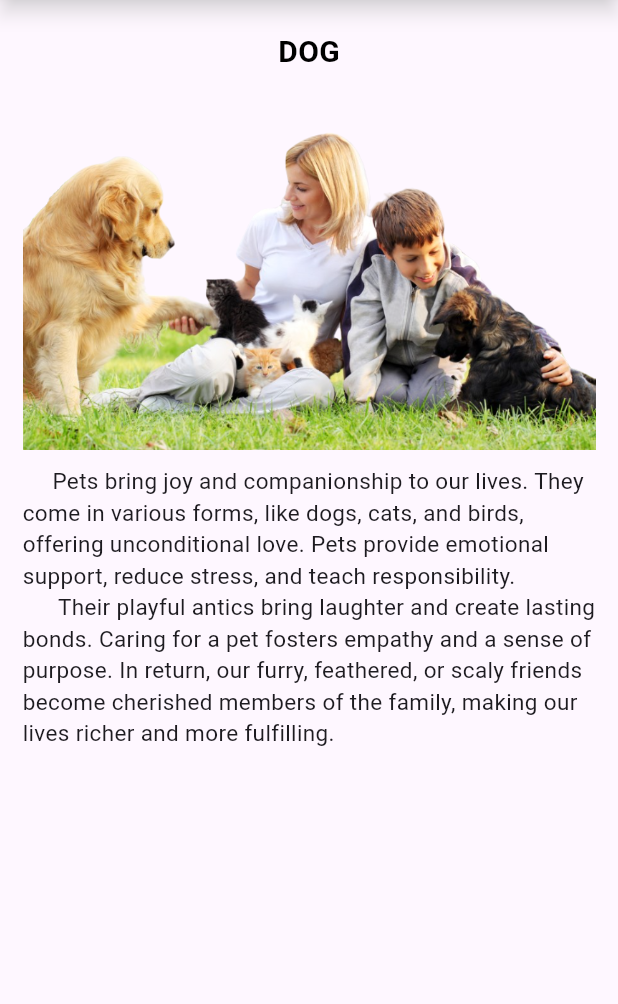
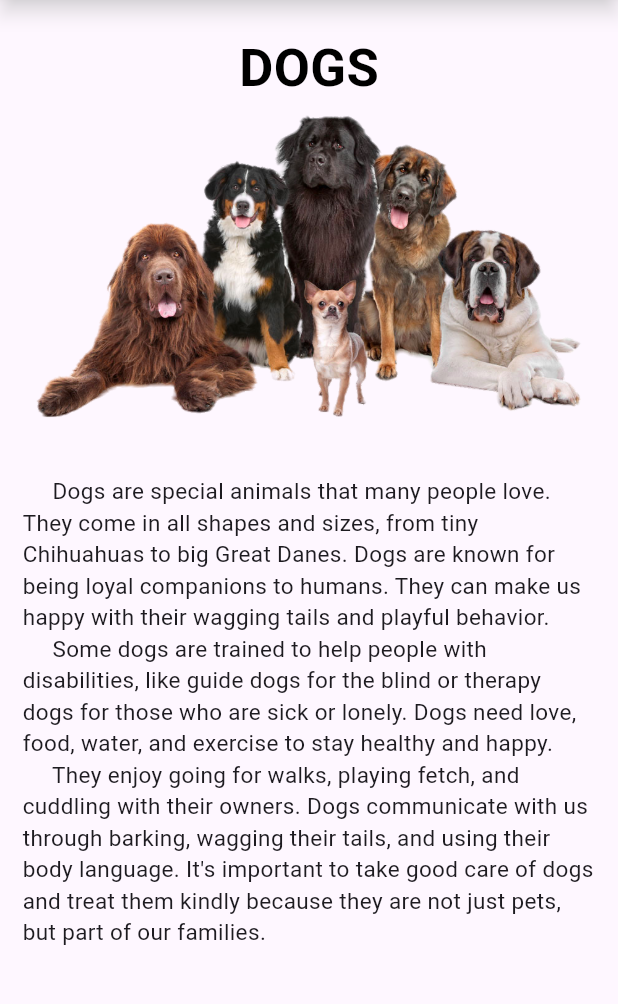
Before and after one commit to jdtdjayasingha/MyPet-Mobile-Application, a Flutter app: the Cat screen opened directly, after a tap on the "menu" icon, after a tap on "Dog", on a phone screen of 412 x 824 dp, the part 99-1103 px from its top. Run offline on Flutter 3.47's test engine with Material 3 defaults, Android fonts, the phone set to English and light mode, and no system bars.

Commit message:
Enter the animals details

```diff
--- a/lib/animals/cat.dart
+++ b/lib/animals/cat.dart
@@ -197,24 +197,24 @@ class Cat extends StatelessWidget {
             children: [
               const Center(
                 child: Text(
-                  "CAT",
+                  "CATS",
                   style: TextStyle(
                     color: Colors.black,
-                    fontSize: 20,
+                    fontSize: 35,
                     fontWeight: FontWeight.w600,
                   ),
                 ),
               ),
               Center(
                 child: Image.asset(
-                  "assets/petFriend.png",
+                  "assets/cats.png",
                 ),
               ),
               const SizedBox(
-                height: 10,
+                height: 30,
               ),
               const Text(
-                "     Pets bring joy and companionship to our lives. They come in various forms, like dogs, cats, and birds, offering unconditional love. Pets provide emotional support, reduce stress, and teach responsibility. \n      Their playful antics bring laughter and create lasting bonds. Caring for a pet fosters empathy and a sense of purpose. In return, our furry, feathered, or scaly friends become cherished members of the family, making our lives richer and more fulfilling.",
+                "     Cats are furry animals that many people keep as pets. They come in different colors and sizes. Cats have soft fur and long tails. They like to sleep a lot, sometimes in cozy spots like on a bed or in a sunny spot by a window. Cats are known for being independent creatures. \n      They groom themselves by licking their fur with their rough tongues. Cats also like to play, chasing after toys or even just a piece of string. Some cats like to go outside and explore, while others prefer to stay indoors. They communicate with different sounds like meowing, purring, and hissing.\n     Cats are carnivores, which means they eat meat. They enjoy meals of cat food or sometimes even small animals like mice. Cats can make great companions for people who enjoy their quiet company and low-maintenance care.",
                 style: TextStyle(
                   fontSize: 15,
                 ),
--- a/lib/animals/dog.dart
+++ b/lib/animals/dog.dart
@@ -197,24 +197,24 @@ class Dog extends StatelessWidget {
             children: [
               const Center(
                 child: Text(
-                  "DOG",
+                  "DOGS",
                   style: TextStyle(
                     color: Colors.black,
-                    fontSize: 20,
+                    fontSize: 35,
                     fontWeight: FontWeight.w600,
                   ),
                 ),
               ),
               Center(
                 child: Image.asset(
-                  "assets/petFriend.png",
+                  "assets/dogs.png",
                 ),
               ),
               const SizedBox(
-                height: 10,
+                height: 30,
               ),
               const Text(
-                "     Pets bring joy and companionship to our lives. They come in various forms, like dogs, cats, and birds, offering unconditional love. Pets provide emotional support, reduce stress, and teach responsibility. \n      Their playful antics bring laughter and create lasting bonds. Caring for a pet fosters empathy and a sense of purpose. In return, our furry, feathered, or scaly friends become cherished members of the family, making our lives richer and more fulfilling.",
+                "     Dogs are special animals that many people love. They come in all shapes and sizes, from tiny Chihuahuas to big Great Danes. Dogs are known for being loyal companions to humans. They can make us happy with their wagging tails and playful behavior. \n     Some dogs are trained to help people with disabilities, like guide dogs for the blind or therapy dogs for those who are sick or lonely. Dogs need love, food, water, and exercise to stay healthy and happy. \n     They enjoy going for walks, playing fetch, and cuddling with their owners. Dogs communicate with us through barking, wagging their tails, and using their body language. It's important to take good care of dogs and treat them kindly because they are not just pets, but part of our families.",
                 style: TextStyle(
                   fontSize: 15,
                 ),
--- a/lib/main.dart
+++ b/lib/main.dart
@@ -235,7 +235,7 @@
                   height: 10,
                 ),
                 const Text(
-                  "     Pets bring joy and companionship to our lives. They come in various forms, like dogs, cats, and birds, offering unconditional love. Pets provide emotional support, reduce stress, and teach responsibility. \n      Their playful antics bring laughter and create lasting bonds. Caring for a pet fosters empathy and a sense of purpose. In return, our furry, feathered, or scaly friends become cherished members of the family, making our lives richer and more fulfilling.",
+                  "     Pets are our friends because they bring joy and companionship into our lives. Whether it's a cuddly cat, a playful dog, or a chirping bird, pets offer unconditional love and support. They listen to our secrets without judgment and provide comfort when we're feeling down. \n      Taking care of a pet teaches responsibility and empathy. Pets make our homes happier and our hearts fuller. They remind us to appreciate the simple joys in life and to cherish the bond we share with them. ",
                   style: TextStyle(
                     fontSize: 15,
                   ),
```
Also changed, not shown: lib/animals/fish.dart (+5 -5 lines), lib/animals/parrot.dart (+5 -5 lines), lib/animals/rabbit.dart (+5 -5 lines), lib/animals/tortoise.dart (+5 -5 lines), assets/cats.png (added), assets/dogs.png (added), assets/fishes.png (added), assets/parrots.png (added), assets/tortoises.png (added), 1 other file.
